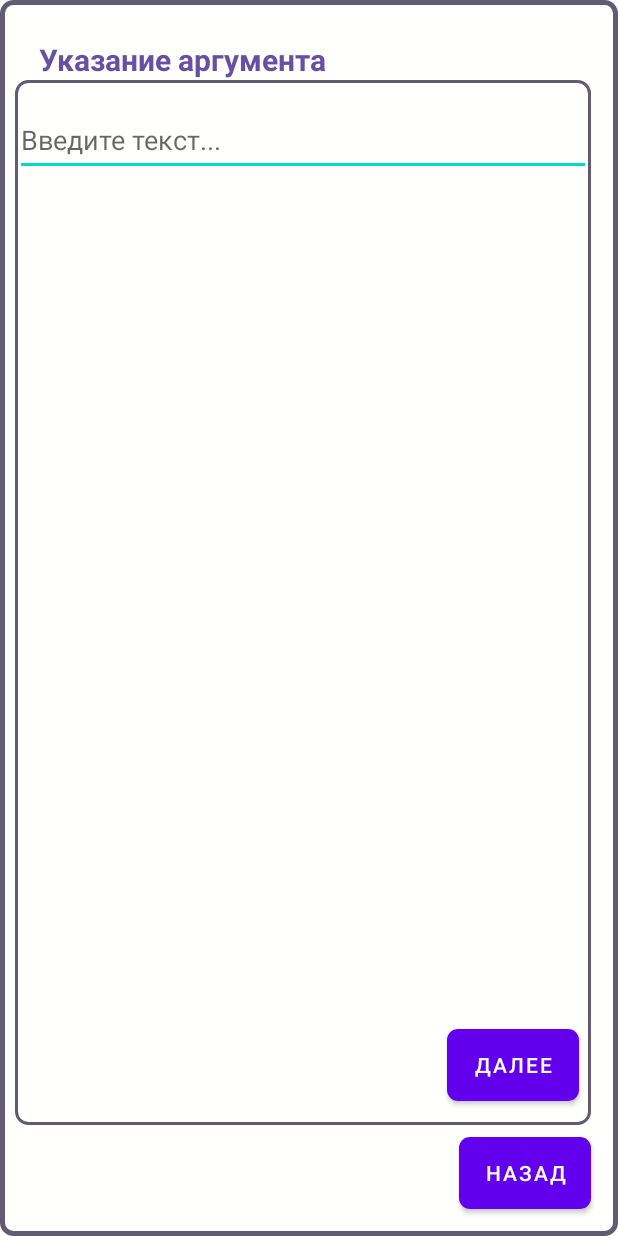
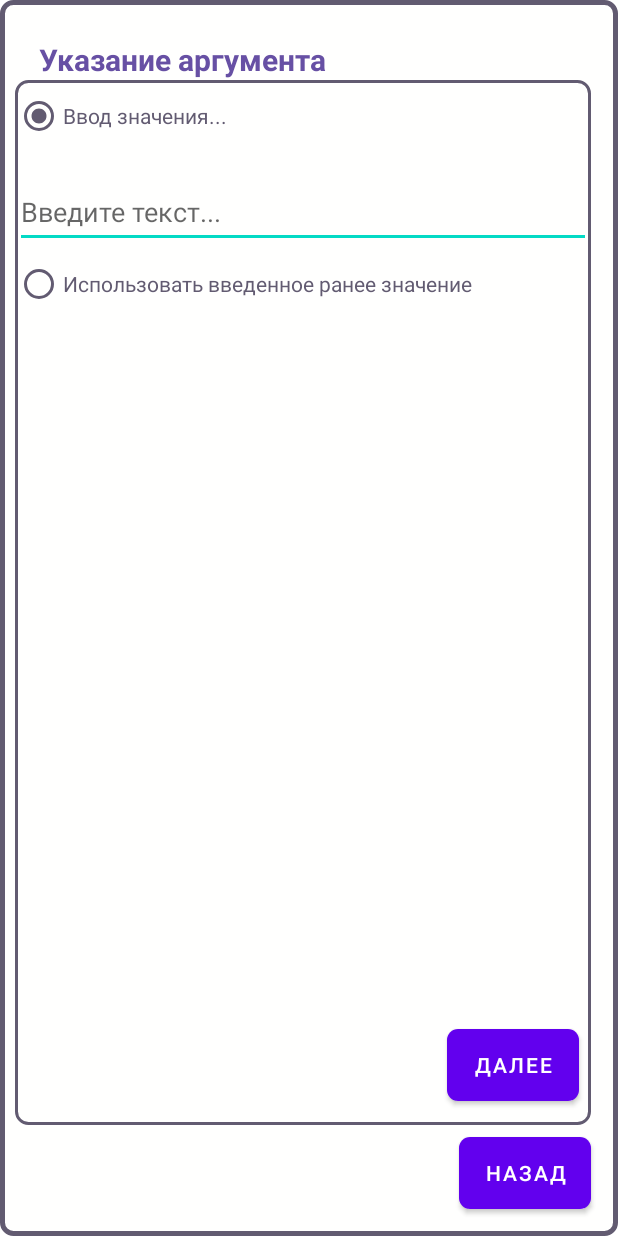
Before and after one commit to fielaan/macroline, an Android app: the layout overlay_layout.xml on its own in the app's theme, with its tools: preview values and no code run, on a phone screen of 412 x 824 dp. Run offline under Robolectric (Android 15) with nearby library versions, the phone set to English and light mode, and no system bars.

```diff
--- a/app/src/main/java/com/fielaan/macroline/ModulesFragment.java
+++ b/app/src/main/java/com/fielaan/macroline/ModulesFragment.java
@@ -1,7 +1,4 @@
 package com.fielaan.macroline;
-
-import static com.fielaan.macroline.MacrolineAccessibilityService.runLuaFunc;
-import static com.fielaan.macroline.MacrolineAccessibilityService.runLuaFile;
 
 import android.graphics.Color;
 import android.os.Bundle;
--- a/app/src/main/res/layout/overlay_layout.xml
+++ b/app/src/main/res/layout/overlay_layout.xml
@@ -59,7 +59,7 @@
             app:layout_constraintTop_toBottomOf="@+id/argument_title"
             app:layout_constraintVertical_bias="0.0">
 
-            <!-- <RadioGroup
+            <RadioGroup
                  android:layout_width="0dp"
                  android:layout_height="0dp"
                  app:layout_constraintBottom_toBottomOf="parent"
@@ -68,7 +68,7 @@
                  app:layout_constraintTop_toTopOf="parent">
 
                  <RadioButton
-                     android:id="@+id/radioButton"
+                     android:id="@+id/radio_enter_custom_argument"
                      android:layout_width="match_parent"
                      android:layout_height="wrap_content"
                      android:buttonTint="@color/secondary"
@@ -80,7 +80,7 @@
                      android:textColorHint="@color/secondary"
                      android:textColorLink="@color/secondary" />
 
- -->
+
                 <EditText
                     android:id="@+id/custom_argument_input"
                     android:layout_width="match_parent"
@@ -102,7 +102,7 @@
                     <requestFocus />
                 </EditText>
 
-                 <!--<RadioButton
+                <RadioButton
                      android:id="@+id/radioButton2"
                      android:layout_width="match_parent"
                      android:layout_height="wrap_content"
@@ -110,7 +110,7 @@
                      android:text="@string/use_context_value"
                      android:textColor="@color/secondary"
                      android:textColorHint="@color/secondary" />
-             </RadioGroup> -->
+             </RadioGroup>
          </androidx.constraintlayout.widget.ConstraintLayout>
 
      </androidx.constraintlayout.widget.ConstraintLayout>
--- a/app/src/main/res/values/strings.xml
+++ b/app/src/main/res/values/strings.xml
@@ -10,7 +10,7 @@
     <string name="select_argument">Указание аргумента</string>
     <string name="enter_value">Ввод значения...</string>
     <string name="enter_custon_argument_hint">Введите текст...</string>
-    <string name="use_context_value">Использовать введенное значение</string>
+    <string name="use_context_value">Использовать введенное ранее значение</string>
     <string name="Next">Далее</string>
     <string name="title_activity_app">AppActivity</string>
 
```
Also changed, not shown: app/src/main/java/com/fielaan/macroline/MacrolineAccessibilityService.java (+57 -14 lines), app/src/main/java/com/fielaan/macroline/Query.java (+12 -1 lines). Lines whose indentation alone changed are shown as unchanged.
